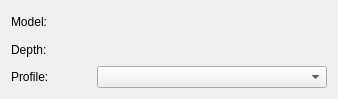
Old version of the form krita/ui/forms/wdgcolorspaceselector.ui in the repository KDE/krita.
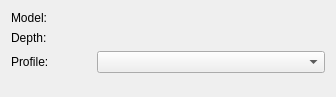
New version of the form. Custom widgets are drawn as their Qt base class.

Commit message: Changed the UI which contains labels and textfields into QFormLayout to set alignment issues

The edit to the form file:
```diff
--- a/krita/ui/forms/wdgcolorspaceselector.ui
+++ b/krita/ui/forms/wdgcolorspaceselector.ui
@@ -6,17 +6,19 @@
    <rect>
     <x>0</x>
     <y>0</y>
-    <width>338</width>
-    <height>99</height>
+    <width>336</width>
+    <height>97</height>
    </rect>
   </property>
-  <layout class="QGridLayout">
+  <layout class="QVBoxLayout" name="verticalLayout">
+   <item>
+    <layout class="QFormLayout" name="formLayout">
    <item row="0" column="0">
     <widget class="QLabel" name="lblColorSpaces">
      <property name="minimumSize">
       <size>
        <width>80</width>
-       <height>0</height>
+         <height>10</height>
       </size>
      </property>
      <property name="text">
@@ -42,7 +44,7 @@
      <property name="minimumSize">
       <size>
        <width>80</width>
-       <height>0</height>
+         <height>10</height>
       </size>
      </property>
      <property name="text">
@@ -68,7 +70,7 @@
      <property name="minimumSize">
       <size>
        <width>80</width>
-       <height>0</height>
+         <height>14</height>
       </size>
      </property>
      <property name="text">
@@ -88,6 +90,8 @@
       </sizepolicy>
      </property>
     </widget>
+     </item>
+    </layout>
    </item>
   </layout>
  </widget>
```
Lines whose indentation alone changed are shown as unchanged. The commit also changes 91 other files.
